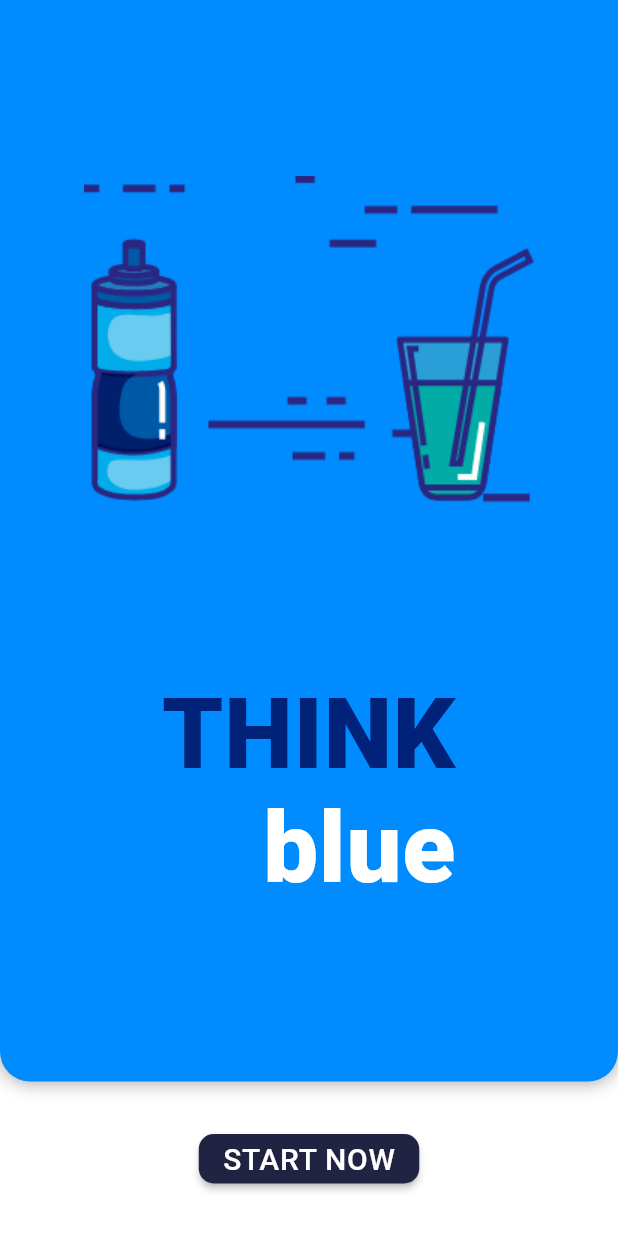
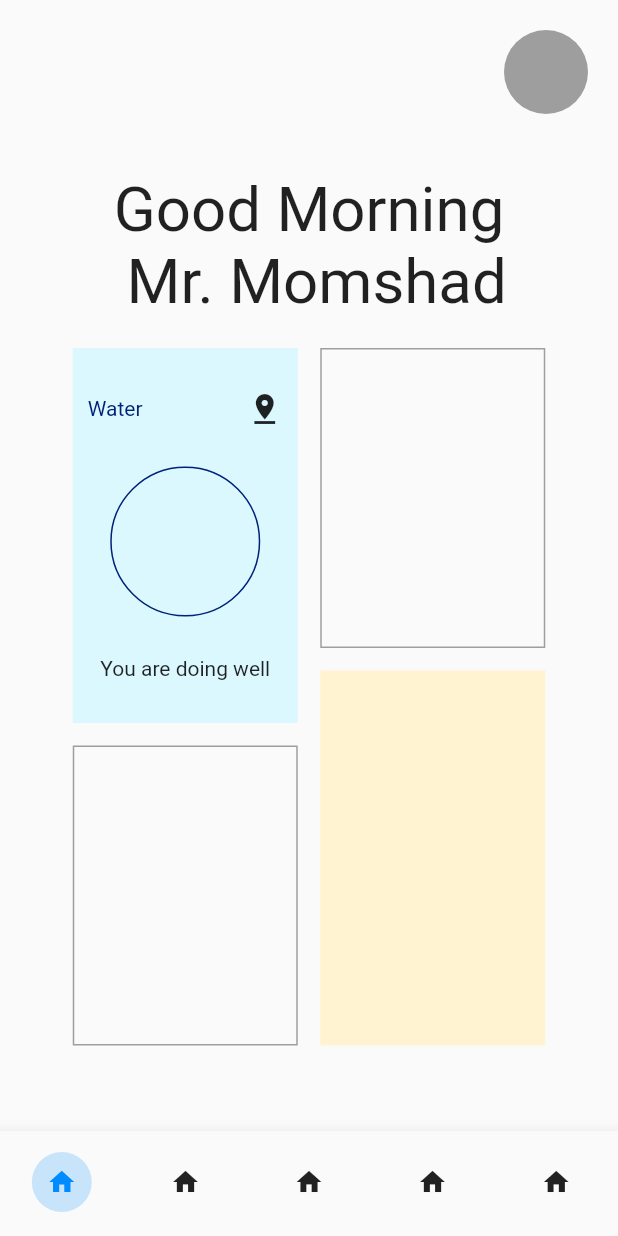
Before and after one commit to momshaddinury/Think-Blue, a Flutter app: the screen it shows after launch, on a phone screen of 412 x 824 dp. Run offline on Flutter 3.47's test engine with Material 2 defaults, Android fonts, the phone set to English and light mode, and no system bars.

Commit message:
Refactoring old code is fun

```diff
--- a/App/think_blue/lib/main.dart
+++ b/App/think_blue/lib/main.dart
@@ -1,7 +1,11 @@
-import 'package:landing_page/Components/constants.dart';
-import 'Screens/first_screen.dart';
+
 import 'package:flutter/material.dart';
 import 'package:flutter/services.dart';
+import 'package:landing_page/views/bottom_nav_bar/bottom_navigation_bar.dart';
+import 'package:landing_page/views/dashboard_screen.dart';
+
+import 'utils/constants.dart';
+import 'views/splash_screen.dart';
 
 void main() => runApp(BaseFunction());
 
@@ -16,7 +20,7 @@ class BaseFunction extends StatelessWidget {
       title: 'THINK blue',
       home: Scaffold(
         backgroundColor: Colors.white,
-        body: WelcomeScreen(),
+        body: BottomNavigationScreen(),
       ),
     );
   }
--- a/App/think_blue/lib/Components/sign_in_button.dart
+++ b/App/think_blue/lib/utils/sign_in_button.dart
@@ -1,5 +1,6 @@
 import 'package:flutter/material.dart';
-import 'package:landing_page/Components/constants.dart';
+
+import 'constants.dart';
 
 class SignInButton extends StatelessWidget {
   SignInButton({@required this.colour, @required this.buttonText});
--- /dev/null
+++ b/App/think_blue/lib/utils/styles.dart
@@ -0,0 +1,9 @@
+import 'package:flutter/material.dart';
+
+class AppColor {
+  static Color lightBlueColor = Color(0xFF008CFE);
+  static Color darkBlueColor = Color(0xFF002278);
+  static Color waterBoxColor = Color(0xFFDCF8FF);
+  static Color bmiBoxColor = Color(0xFFFFF3D1);
+
+}
--- /dev/null
+++ b/App/think_blue/lib/views/bottom_nav_bar/bottom_navigation_bar.dart
@@ -0,0 +1,137 @@
+import 'package:flutter/material.dart';
+import 'package:landing_page/utils/styles.dart';
+import 'package:landing_page/utils/styles.dart';
+import 'package:landing_page/views/dashboard_screen.dart';
+
+class BottomNavigationScreen extends StatefulWidget {
+  final int setIndex;
+
+  BottomNavigationScreen({this.setIndex});
+
+  @override
+  BottomNavigationScreenState createState() => BottomNavigationScreenState();
+}
+
+class BottomNavigationScreenState extends State<BottomNavigationScreen> {
+  int selectedIndex = 0;
+  bool isLoading = false;
+  bool isLogin = false;
+
+  List<Widget> pages = [
+    DashboardScreen(),
+    /*WishListScreen(),
+    CategoryScreen(true),
+    SearchScreen(true),
+    ProfileScreen(true),*/
+  ];
+
+  @override
+  void initState() {
+    super.initState();
+    //init();
+    widget.setIndex == null ? selectedIndex = 0 : selectedIndex = widget.setIndex;
+  }
+
+  @override
+  void dispose() {
+    super.dispose();
+  }
+
+  /*init() async {
+    isLogin = await getBool(IS_LOGGED_IN);
+  }*/
+
+  void onTabTapped(int index) async {
+    setState(() {
+      if (index == 0) {
+        DashboardScreen();
+      }
+      /*else if (index == 1) {
+        WishListScreen();
+      } else if (index == 2) {
+        CategoryScreen(true);
+      } else if (index == 3) {
+        SearchScreen(true);
+      } else if (index == 4) {
+        ProfileScreen(true);
+      }*/
+    });
+  }
+
+  @override
+  Widget build(BuildContext context) {
+    return Scaffold(
+      bottomNavigationBar: BottomNavigationBar(
+        onTap: (index) {
+          if ((index != 4 || (index == 4 && isLogin)) && (index != 1 || (index == 1 && isLogin))) {
+            selectedIndex = index;
+            onTabTapped(selectedIndex);
+            setState(() {});
+          } else {
+            //SignInScreen().launch(context);
+          }
+        },
+        backgroundColor: Theme.of(context).scaffoldBackgroundColor,
+        currentIndex: selectedIndex,
+        type: BottomNavigationBarType.fixed,
+        unselectedFontSize: 14,
+        showSelectedLabels: false,
+        showUnselectedLabels: false,
+        selectedFontSize: 14,
+        items: [
+          BottomNavigationBarItem(
+            label: '',
+            icon: Icon(Icons.home, size: 20, color: Theme.of(context).textTheme.headline6.color),
+            activeIcon: Container(
+              padding: EdgeInsets.all(10),
+              alignment: Alignment.center,
+              decoration: BoxDecoration(shape: BoxShape.circle, color: AppColor.lightBlueColor.withOpacity(0.2)),
+              child: Icon(Icons.home, size: 20, color: AppColor.lightBlueColor),
+            ),
+          ),
+          BottomNavigationBarItem(
+            label: '',
+            icon: Icon(Icons.home, size: 20, color: Theme.of(context).textTheme.headline6.color),
+            activeIcon: Container(
+              padding: EdgeInsets.all(10),
+              alignment: Alignment.center,
+              decoration: BoxDecoration(shape: BoxShape.circle, color: AppColor.lightBlueColor.withOpacity(0.2)),
+              child: Icon(Icons.home, size: 20, color: AppColor.lightBlueColor),
+            ),
+          ),
+          BottomNavigationBarItem(
+            label: '',
+            icon: Icon(Icons.home, size: 20, color: Theme.of(context).textTheme.headline6.color),
+            activeIcon: Container(
+              padding: EdgeInsets.all(10),
+              alignment: Alignment.center,
+              decoration: BoxDecoration(shape: BoxShape.circle, color: AppColor.lightBlueColor.withOpacity(0.2)),
+              child: Icon(Icons.home, size: 20, color: AppColor.lightBlueColor),
+            ),
+          ),
+          BottomNavigationBarItem(
+            icon: Icon(Icons.home, size: 20, color: Theme.of(context).textTheme.headline6.color),
+            label: '',
+            activeIcon: Container(
+              padding: EdgeInsets.all(10),
+              alignment: Alignment.center,
+              decoration: BoxDecoration(shape: BoxShape.circle, color: AppColor.lightBlueColor.withOpacity(0.2)),
+              child: Icon(Icons.home, size: 20, color: AppColor.lightBlueColor),
+            ),
+          ),
+          BottomNavigationBarItem(
+            label: '',
+            icon: Icon(Icons.home, size: 20, color: Theme.of(context).textTheme.headline6.color),
+            activeIcon: Container(
+              padding: EdgeInsets.all(10),
+              alignment: Alignment.center,
+              decoration: BoxDecoration(shape: BoxShape.circle, color: AppColor.lightBlueColor.withOpacity(0.2)),
+              child: Icon(Icons.home, size: 20, color: AppColor.lightBlueColor),
+            ),
+          ),
+        ],
+      ),
+      body: SafeArea(child: pages[selectedIndex]),
+    );
+  }
+}
--- /dev/null
+++ b/App/think_blue/lib/views/dashboard_screen.dart
@@ -0,0 +1,115 @@
+import 'package:flutter/material.dart';
+import 'package:flutter/services.dart';
+import 'package:landing_page/utils/styles.dart';
+
+class DashboardScreen extends StatefulWidget {
+  @override
+  _DashboardScreenState createState() => _DashboardScreenState();
+}
+
+class _DashboardScreenState extends State<DashboardScreen> {
+  @override
+  Widget build(BuildContext context) {
+    SystemChrome.setSystemUIOverlayStyle(SystemUiOverlayStyle(
+      statusBarColor: Colors.grey, //or set color with: Color(0xFF0000FF)
+    ));
+    return Scaffold(
+      body: SafeArea(
+        child: SingleChildScrollView(
+          child: Padding(
+            padding: const EdgeInsets.symmetric(horizontal: 20.0),
+            child: Column(
+              children: [
+                Padding(
+                  padding: const EdgeInsets.symmetric(vertical: 20.0),
+                  child: Align(
+                    alignment: Alignment.centerRight,
+                    child: Container(
+                      height: 56,
+                      width: 56,
+                      decoration: BoxDecoration(
+                        shape: BoxShape.circle,
+                        color: Colors.grey,
+                      ),
+                    ),
+                  ),
+                ),
+                Padding(
+                  padding: const EdgeInsets.symmetric(vertical: 20.0),
+                  child: Text(
+                    "Good Morning \n Mr. Momshad",
+                    textAlign: TextAlign.center,
+                    style: TextStyle(fontSize: MediaQuery.of(context).size.width * 0.10),
+                  ),
+                ),
+                Row(
+                  mainAxisAlignment: MainAxisAlignment.center,
+                  children: [
+                    Column(
+                      mainAxisSize: MainAxisSize.min,
+                      children: [
+                        Container(
+                          height: 250,
+                          width: 150,
+                          padding: EdgeInsets.symmetric(vertical: 15, horizontal: 10),
+                          color: AppColor.waterBoxColor,
+                          child: Column(
+                            mainAxisAlignment: MainAxisAlignment.spaceAround,
+                            children: [
+                              Row(
+                                mainAxisAlignment: MainAxisAlignment.spaceBetween,
+                                children: [
+                                  Text(
+                                    "Water",
+                                    style: TextStyle(color: AppColor.darkBlueColor),
+                                  ),
+                                  Icon(Icons.pin_drop)
+                                ],
+                              ),
+                              Container(
+                                height: 100,
+                                width: 180,
+                                decoration: BoxDecoration(
+                                    border: Border.all(color: AppColor.darkBlueColor),
+                                    shape: BoxShape.circle,
+                                   ),
+                              ),
+                              Text("You are doing well", maxLines: 2,)
+                            ],
+                          ),
+                        ),
+                        SizedBox(height: 15),
+                        Container(
+                          height: 200,
+                          width: 150,
+                          decoration: BoxDecoration(border: Border.all(color: Colors.grey)),
+
+                        )
+                      ],
+                    ),
+                    SizedBox(width: 15),
+                    Column(
+                      children: [
+                        Container(
+                          height: 200,
+                          width: 150,
+                          decoration: BoxDecoration(border: Border.all(color: Colors.grey)),
+                        ),
+                        SizedBox(height: 15),
+                        Container(
+                          height: 250,
+                          width: 150,
+                          color: AppColor.bmiBoxColor,
+                        )
+                      ],
+                    )
+                  ],
+                )
+              ],
+            ),
+          ),
+        ),
+      ),
+    );
+  }
+}
--- a/App/think_blue/lib/Screens/first_screen.dart
+++ b/App/think_blue/lib/views/splash_screen.dart
@@ -1,8 +1,9 @@
 import 'package:flutter/material.dart';
 import 'package:flutter/services.dart';
-import 'package:landing_page/Components/constants.dart';
-import 'second_screen.dart';
-import '../Components/constants.dart';
+import 'package:landing_page/utils/constants.dart';
+import 'package:landing_page/utils/styles.dart';
+import 'package:landing_page/views/dashboard_screen.dart';
+import 'auth/sign_in_screen.dart';
 
 class WelcomeScreen extends StatelessWidget {
   @override
@@ -14,14 +15,11 @@ class WelcomeScreen extends StatelessWidget {
       mainAxisAlignment: MainAxisAlignment.center,
       children: <Widget>[
         Expanded(
-          flex: 7,
           child: Container(
             width: double.maxFinite,
             decoration: BoxDecoration(
               color: kAccentColor,
-              borderRadius: BorderRadius.only(
-                  bottomLeft: Radius.circular(20.0),
-                  bottomRight: Radius.circular(20.0)),
+              borderRadius: BorderRadius.only(bottomLeft: Radius.circular(25.0), bottomRight: Radius.circular(25.0)),
               boxShadow: [
                 BoxShadow(
                   color: Colors.grey,
@@ -52,29 +50,33 @@ class WelcomeScreen extends StatelessWidget {
             ),
           ),
         ),
-        Expanded(
-          child: Container(
-            child: Padding(
-              padding: const EdgeInsets.symmetric(vertical: 35.0),
+        Padding(
+          padding: EdgeInsets.symmetric(vertical: 25, horizontal: 40),
+          child: Column(
+            crossAxisAlignment: CrossAxisAlignment.stretch,
+            children: [
+              Container(
+                height: 56,
                 child: RaisedButton(
                   elevation: 2,
                   splashColor: Colors.blueAccent,
-                color: kButtonBGColor,
+                  color: AppColor.darkBlueColor,
                   shape: new RoundedRectangleBorder(
                     borderRadius: new BorderRadius.circular(10.0),
                   ),
                   onPressed: () {
                     Navigator.push(
                       context,
-                    MaterialPageRoute(builder: (context) => SecondRoute()),
+                      MaterialPageRoute(builder: (context) => DashboardScreen()),
                     );
                   },
-                child: Text("START NOW",
+                  child: Text("START",
                       style: kButtonTextStyle.copyWith(
                         color: Colors.white,
                       )),
                 ),
               ),
+            ],
           ),
         ),
       ],
--- a/App/think_blue/pubspec.yaml
+++ b/App/think_blue/pubspec.yaml
@@ -23,6 +23,8 @@ dependencies:
   # The following adds the Cupertino Icons font to your application.
   # Use with the CupertinoIcons class for iOS style icons.
   cupertino_icons: ^0.1.2
+  flutter_staggered_grid_view: ^0.3.2
+
 
 dev_dependencies:
   flutter_test:
```
Also changed, not shown: App/think_blue/lib/views/auth/sign_in_screen.dart (renamed from App/think_blue/lib/Screens/second_screen.dart, +3 -9 lines), App/think_blue/images/think_blue.png (added), App/think_blue/lib/utils/constants.dart (renamed from App/think_blue/lib/Components/constants.dart), App/think_blue/pubspec.lock. Lines whose indentation alone changed are shown as unchanged.
